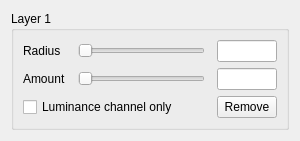
First picture: the form in Source/sharpening_layer_widget.ui, repository Rolf-Hempel/PlanetarySystemStacker, before the edit.
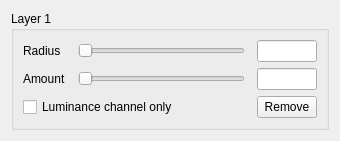
Second picture: the form after the edit.

Commit message: Most GUI functions in postproc editor implemented

The edit to the form file:
```diff
--- a/Source/sharpening_layer_widget.ui
+++ b/Source/sharpening_layer_widget.ui
@@ -6,10 +6,16 @@
    <rect>
     <x>0</x>
     <y>0</y>
-    <width>300</width>
-    <height>137</height>
+    <width>340</width>
+    <height>130</height>
    </rect>
   </property>
+  <property name="sizePolicy">
+   <sizepolicy hsizetype="Preferred" vsizetype="Fixed">
+    <horstretch>0</horstretch>
+    <verstretch>0</verstretch>
+   </sizepolicy>
+  </property>
   <property name="windowTitle">
    <string>Form</string>
   </property>
```
The commit also changes 6 other files.
